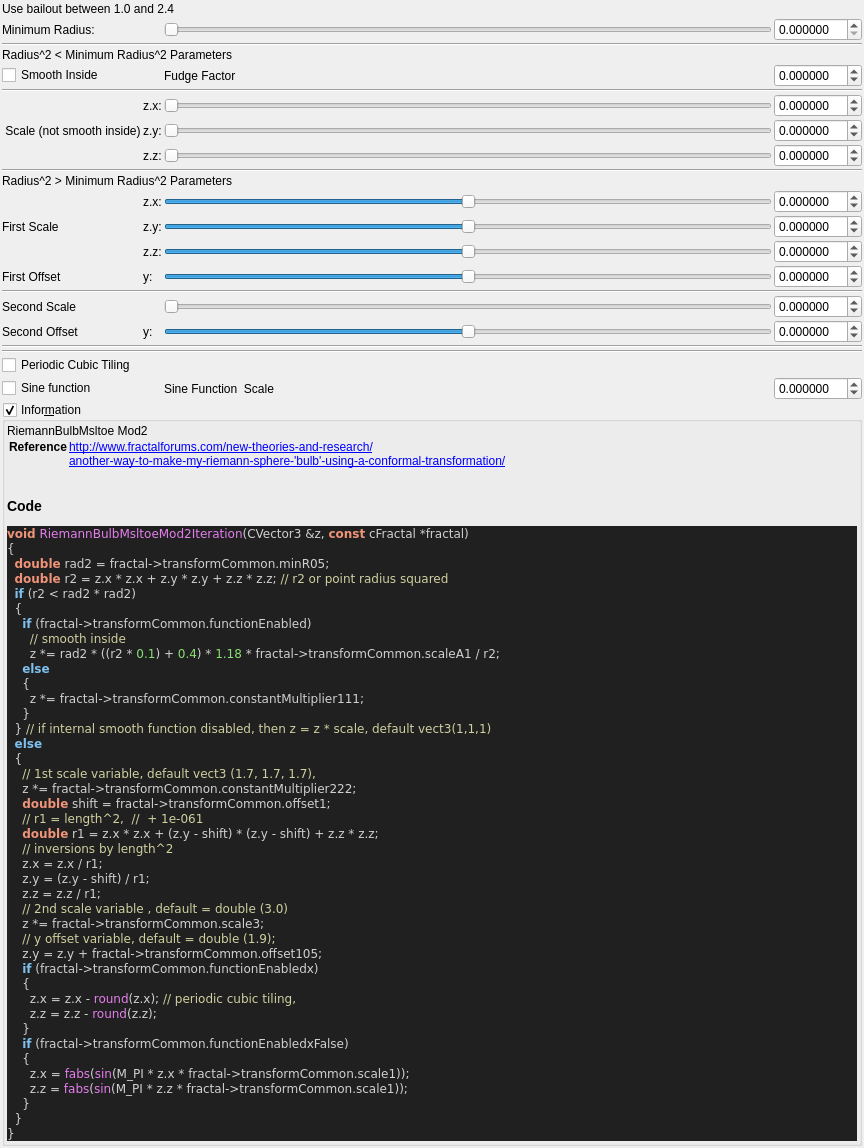
Above: mandelbulber2/qt_data/fractal_riemann_bulb_msltoe_mod2.ui from buddhi1980/mandelbulber2 before the change. Below: the same form after it.
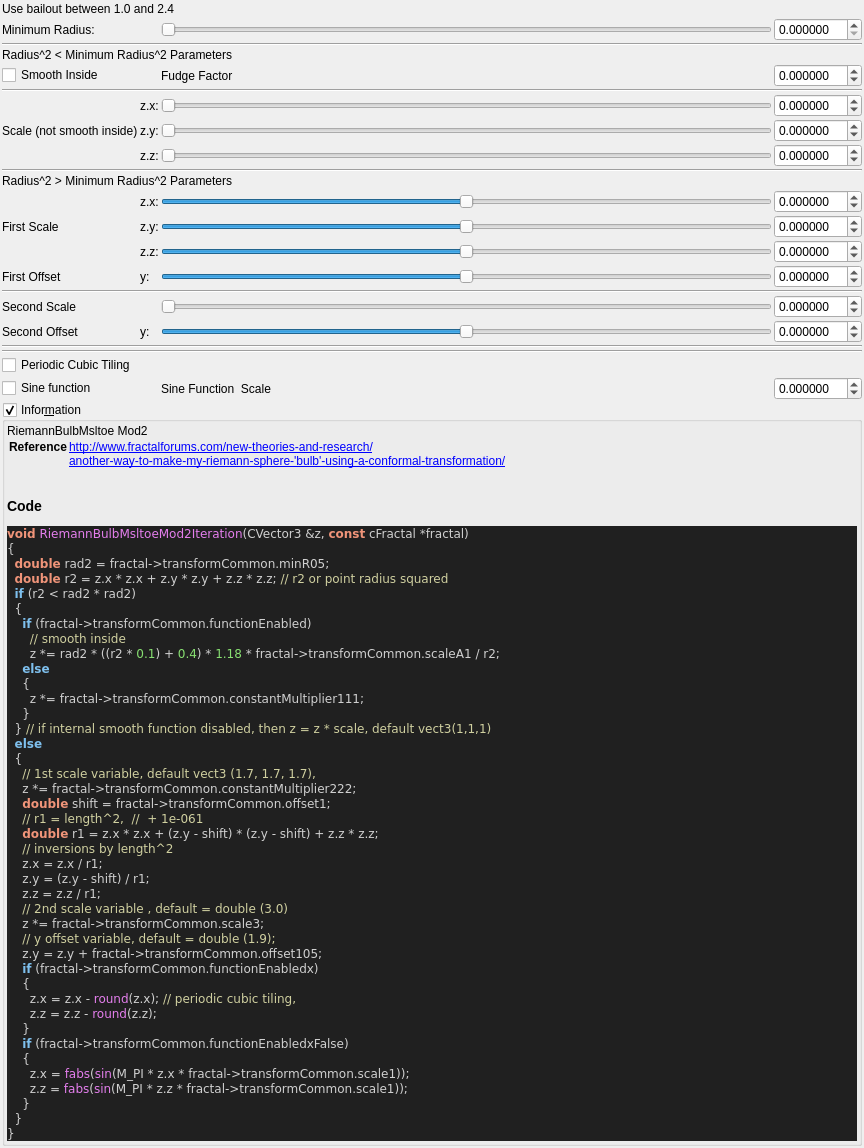
That is the form after the change. Custom widgets are drawn as their Qt base class.

The edit to the form file:
```diff
--- a/mandelbulber2/qt_data/fractal_riemann_bulb_msltoe_mod2.ui
+++ b/mandelbulber2/qt_data/fractal_riemann_bulb_msltoe_mod2.ui
@@ -332,7 +332,7 @@
      <item row="6" column="1">
       <widget class="QLabel" name="label_126">
        <property name="text">
-        <string> Scale (not smooth inside)</string>
+        <string>Scale (not smooth inside)</string>
        </property>
       </widget>
      </item>
```
